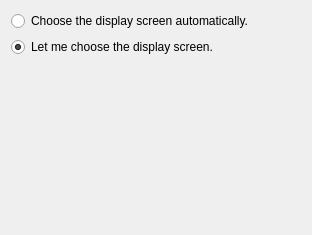
This is kworship/prefsDisplay_base.ui in amalon/kworship as Qt 5 draws it before an edit. The edited form follows.
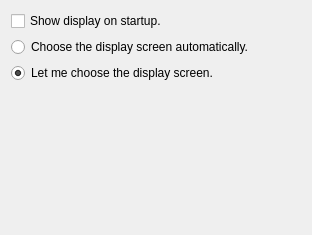
This is the edited form.

Commit message: Show display on startup config setting

Patch:
```diff
--- a/kworship/prefsDisplay_base.ui
+++ b/kworship/prefsDisplay_base.ui
@@ -14,20 +14,23 @@
     <layout class="QVBoxLayout" name="layoutScreens" />
    </item>
    <item row="3" column="0" >
+    <layout class="QVBoxLayout" name="layoutScreens" />
+   </item>
+   <item row="4" column="0" >
     <widget class="QLabel" name="labelStatus" >
      <property name="text" >
       <string/>
      </property>
     </widget>
    </item>
-   <item row="0" column="0" >
+   <item row="1" column="0" >
     <widget class="QRadioButton" name="kcfg_displayScreenAuto" >
      <property name="text" >
       <string>Choose the display screen automatically.</string>
      </property>
     </widget>
    </item>
-   <item row="1" column="0" >
+   <item row="2" column="0" >
     <widget class="QRadioButton" name="kcfg_displayScreenChoose" >
      <property name="text" >
       <string>Let me choose the display screen.</string>
@@ -37,6 +40,13 @@
      </property>
     </widget>
    </item>
+   <item row="0" column="0" >
+    <widget class="QCheckBox" name="kcfg_displayShowStartup" >
+     <property name="text" >
+      <string>Show display on startup.</string>
+     </property>
+    </widget>
+   </item>
   </layout>
  </widget>
  <layoutdefault spacing="6" margin="11" />
```
Left out of the diff: 3 changed lines with no effect on the pictures. The commit also changes 2 other files.
